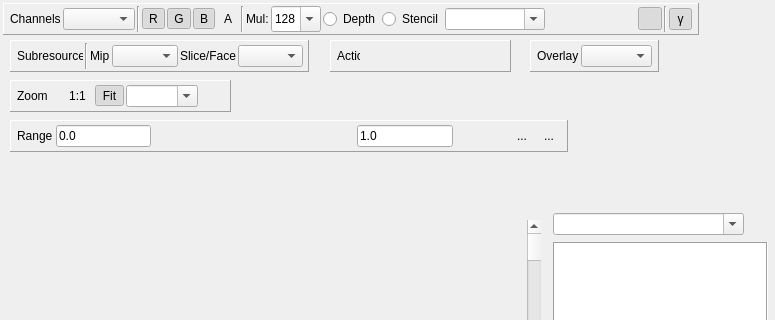
Before: the Qt Designer form qrenderdoc/Windows/TextureViewer.ui in baldurk/renderdoc, drawn with Qt 5; both pictures show x 0 to 775 and y 0 to 320 of the 775 by 571 pixel window.
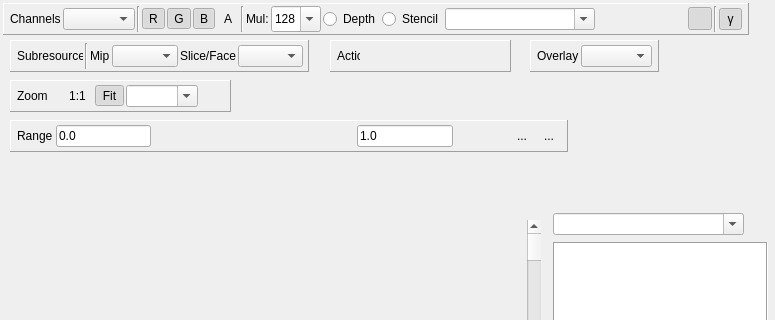
After: the same form once the commit is applied. Icons and pictures are not drawn. Custom widgets are drawn as their Qt base class.

Diff of the .ui file:
```diff
--- a/qrenderdoc/Windows/TextureViewer.ui
+++ b/qrenderdoc/Windows/TextureViewer.ui
@@ -650,7 +650,7 @@
     <rect>
      <x>3</x>
      <y>3</y>
-     <width>696</width>
+     <width>746</width>
      <height>32</height>
     </rect>
    </property>
@@ -848,7 +848,7 @@
       </property>
       <property name="minimumSize">
        <size>
-        <width>100</width>
+        <width>150</width>
         <height>0</height>
        </size>
       </property>
```
